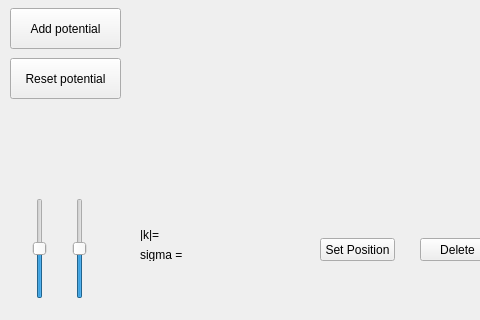
Before: the Qt Designer form mainwindow.ui in JulienBordaz/SchrodingerSandbox, drawn with Qt 5; both pictures show x 0 to 480 and y 158 to 478 of the 833 by 478 pixel window.
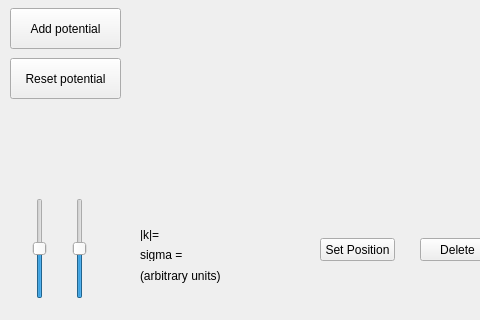
After: the same form once the commit is applied.

Patch:
```diff
--- a/mainwindow.ui
+++ b/mainwindow.ui
@@ -233,6 +233,19 @@
      <string>sigma = </string>
     </property>
    </widget>
+   <widget class="QLabel" name="kValueLabel_2">
+    <property name="geometry">
+     <rect>
+      <x>140</x>
+      <y>390</y>
+      <width>81</width>
+      <height>16</height>
+     </rect>
+    </property>
+    <property name="text">
+     <string>(arbitrary units)</string>
+    </property>
+   </widget>
   </widget>
   <widget class="QMenuBar" name="menuBar">
    <property name="geometry">
```
